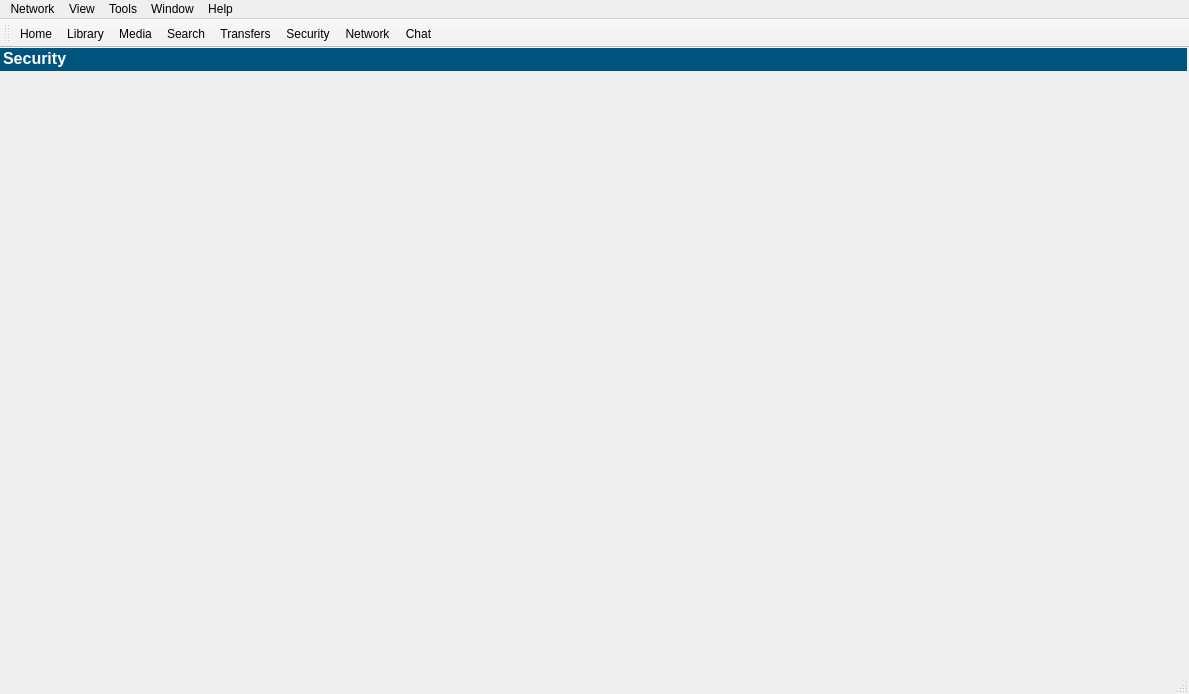
The window that mainwindow.ui (quazaa-development-team/Panthera-Project) describes before a commit, drawn with Qt 5.
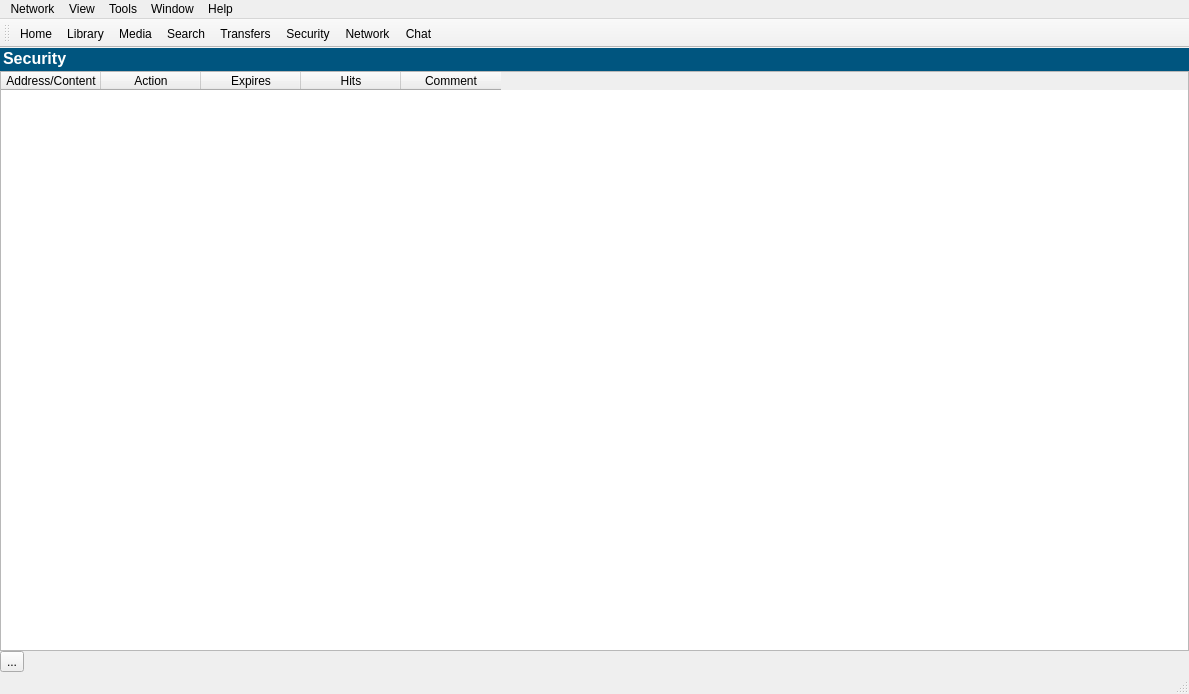
The same window after the commit. The open tabs and pages were chosen to show the change. Icons and pictures are not drawn.

Commit message: Forgot a png file and a little more work on the security page.

The edit to the form file:
```diff
--- a/mainwindow.ui
+++ b/mainwindow.ui
@@ -4488,15 +4488,15 @@
         </property>
         <item row="0" column="0">
          <widget class="QFrame" name="frameSecurity">
+          <layout class="QGridLayout" name="gridLayout_28">
+           <property name="margin">
+            <number>0</number>
+           </property>
+           <property name="spacing">
+            <number>0</number>
+           </property>
+           <item row="0" column="0">
           <widget class="QFrame" name="frameDownloadsHeader_2">
-           <property name="geometry">
-            <rect>
-             <x>0</x>
-             <y>0</y>
-             <width>1187</width>
-             <height>23</height>
-            </rect>
-           </property>
            <property name="minimumSize">
             <size>
              <width>0</width>
@@ -4530,6 +4530,64 @@
             </property>
            </widget>
           </widget>
+           </item>
+           <item row="1" column="0">
+            <widget class="QTableWidget" name="tableWidget_4">
+             <column>
+              <property name="text">
+               <string>Address/Content</string>
+              </property>
+             </column>
+             <column>
+              <property name="text">
+               <string>Action</string>
+              </property>
+             </column>
+             <column>
+              <property name="text">
+               <string>Expires</string>
+              </property>
+             </column>
+             <column>
+              <property name="text">
+               <string>Hits</string>
+              </property>
+             </column>
+             <column>
+              <property name="text">
+               <string>Comment</string>
+              </property>
+             </column>
+            </widget>
+           </item>
+           <item row="2" column="0">
+            <layout class="QGridLayout" name="gridLayout_34">
+             <item row="0" column="1">
+              <spacer name="horizontalSpacer_16">
+               <property name="orientation">
+                <enum>Qt::Horizontal</enum>
+               </property>
+               <property name="sizeHint" stdset="0">
+                <size>
+                 <width>40</width>
+                 <height>20</height>
+                </size>
+               </property>
+              </spacer>
+             </item>
+             <item row="0" column="0">
+              <widget class="QToolButton" name="toolButton_6">
+               <property name="text">
+                <string>...</string>
+               </property>
+               <property name="toolButtonStyle">
+                <enum>Qt::ToolButtonTextBesideIcon</enum>
+               </property>
+              </widget>
+             </item>
+            </layout>
+           </item>
+          </layout>
          </widget>
         </item>
        </layout>
```
Left out of the diff: 4 changed lines with no effect on the pictures. Lines whose indentation alone changed are shown as unchanged. The commit also changes 1 other file.
